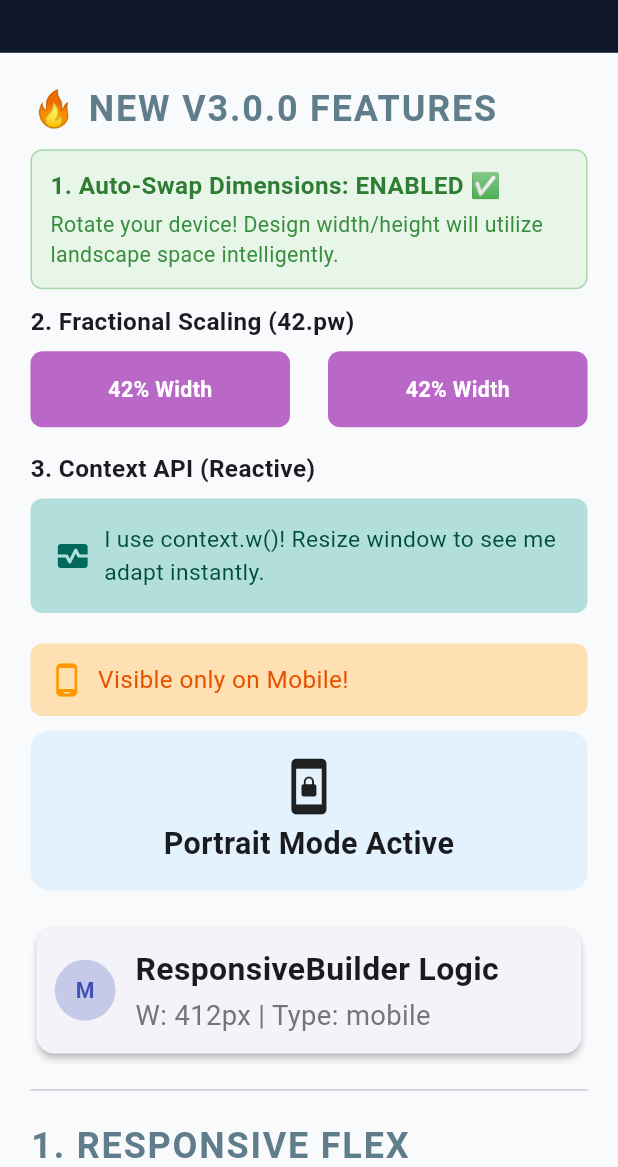
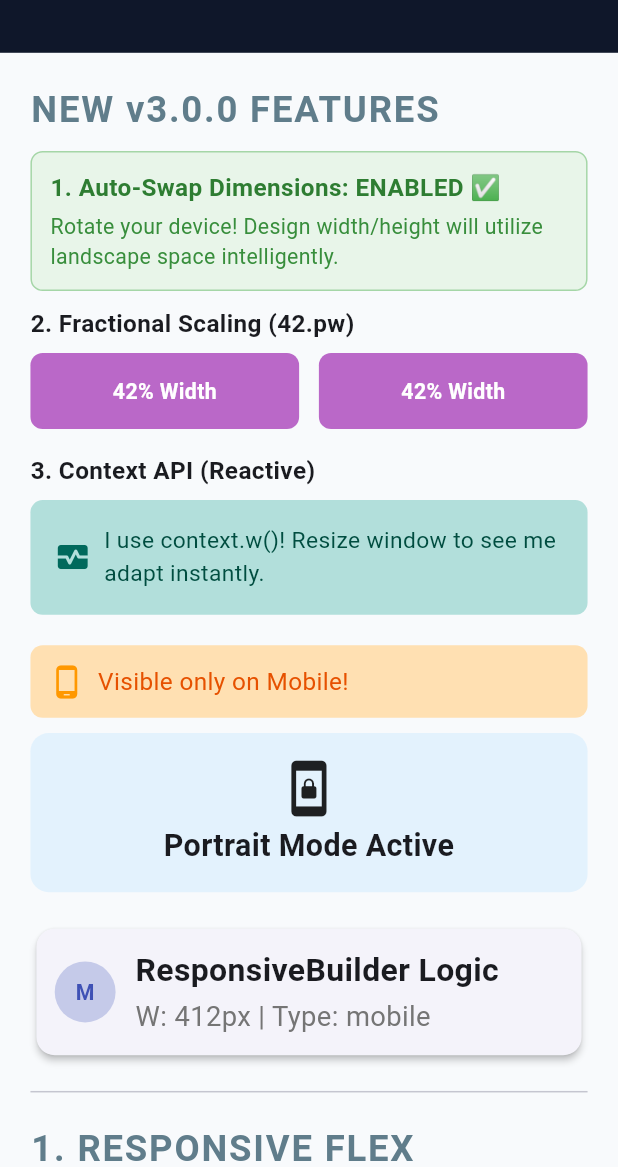
Before and after one commit to alaa989/flutter_scalify, a Flutter app: the screen it shows after launch, on a phone screen of 412 x 824 dp, the part 69-1236 px from its top. Run offline on Flutter 3.47's test engine with Material 3 defaults, Android fonts, the phone set to English and light mode, and no system bars.

Commit message:
feat: Add new responsive context extensions for font, icon, general scaling, and percentage width/height, updating examples and README with a demo.

```diff
--- a/example/lib/main.dart
+++ b/example/lib/main.dart
@@ -135,7 +135,7 @@ class ScalifyShowcaseScreen extends StatelessWidget {
               child: Column(
                 crossAxisAlignment: CrossAxisAlignment.stretch,
                 children: [
-                  const _SectionHeader(title: "🔥 NEW v3.0.0 FEATURES"),
+                  _SectionHeader(title: "NEW v3.0.0 FEATURES"),
                   Container(
                     padding: 12.p,
                     margin: 10.pb,
@@ -164,13 +164,13 @@ class ScalifyShowcaseScreen extends StatelessWidget {
                           fontWeight: FontWeight.bold, fontSize: 16.fz)),
                   8.sbh,
                   Row(
-                    mainAxisAlignment: MainAxisAlignment.spaceBetween,
                     children: [
-                      Container(
-                        width: 42.pw,
+                      Expanded(
+                        child: Container(
                           height: 50.h,
                           decoration: BoxDecoration(
-                            color: Colors.purple.shade300, borderRadius: 8.br),
+                              color: Colors.purple.shade300,
+                              borderRadius: 8.br),
                           alignment: Alignment.center,
                           child: Text("42% Width",
                               style: TextStyle(
@@ -178,17 +178,21 @@ class ScalifyShowcaseScreen extends StatelessWidget {
                                   fontWeight: FontWeight.bold,
                                   fontSize: 14.fz)),
                         ),
-                      Container(
-                        width: 42.pw,
+                      ),
+                      12.sbw,
+                      Expanded(
+                        child: Container(
                           height: 50.h,
                           decoration: BoxDecoration(
-                            color: Colors.purple.shade300, borderRadius: 8.br),
+                              color: Colors.purple.shade300,
+                              borderRadius: 8.br),
                           alignment: Alignment.center,
                           child: Text("42% Width",
                               style: TextStyle(
                                   color: Colors.white,
                                   fontWeight: FontWeight.bold,
                                   fontSize: 14.fz)),
+                        ),
                       ),
                     ],
                   ),
@@ -329,11 +333,10 @@ class ScalifyShowcaseScreen extends StatelessWidget {
                     },
                   ),
                   Divider(height: 40.h),
-                  const _SectionHeader(title: "1. Responsive Flex (Profile)"),
+                  _SectionHeader(title: "1. RESPONSIVE FLEX (PROFILE)"),
                   _buildProfileHeader(context),
                   30.sbh,
-                  const _SectionHeader(
-                      title: "2. Adaptive Cards (Layout Change)"),
+                  _SectionHeader(title: "2. ADAPTIVE CARDS (LAYOUT CHANGE)"),
                   Text(
                     "Cards change layout (Row/Column) based on their own width.",
                     style: TextStyle(color: Colors.grey[600], fontSize: 19.fz),
@@ -369,8 +372,7 @@ class ScalifyShowcaseScreen extends StatelessWidget {
                 crossAxisAlignment: CrossAxisAlignment.start,
                 children: [
                   30.sbh,
-                  const _SectionHeader(
-                      title: "3. ScalifyBox Grid (Perfect Scale)"),
+                  _SectionHeader(title: "3. SCALIFYBOX GRID (PERFECT SCALE)"),
                   Text(
                     "Items scale geometrically. Ideal for complex UI that shouldn't break.",
                     style: TextStyle(color: Colors.grey[600], fontSize: 19.fz),
@@ -404,8 +406,7 @@ class ScalifyShowcaseScreen extends StatelessWidget {
                 crossAxisAlignment: CrossAxisAlignment.start,
                 children: [
                   30.sbh,
-                  const _SectionHeader(
-                      title: "4. Auto-Fit Grid (API & Lazy Load)"),
+                  _SectionHeader(title: "4. AUTO-FIT GRID (API & LAZY LOAD)"),
                   Text(
                     "Items lazy load and wrap automatically based on minWidth.",
                     style: TextStyle(color: Colors.grey[600], fontSize: 19.fz),
@@ -707,9 +708,9 @@ class _SectionHeader extends StatelessWidget {
   @override
   Widget build(BuildContext context) => Padding(
         padding: 10.pb,
-        child: Text(title.toUpperCase(),
+        child: Text(title,
             style: TextStyle(
-                fontSize: 24.fz,
+                fontSize: context.fz(24),
                 fontWeight: FontWeight.bold,
                 letterSpacing: 1.2,
                 color: Colors.blueGrey)),
--- a/pubspec.yaml
+++ b/pubspec.yaml
@@ -33,3 +33,6 @@ platforms:
   macos:
   web:
   windows:
+
+flutter:
+  uses-material-design: true
```
Also changed, not shown: lib/main.dart (+18 -17 lines), lib/responsive_scale/responsive_extensions.dart (+22 -0 lines), 2 other files. Lines whose indentation alone changed are shown as unchanged.
